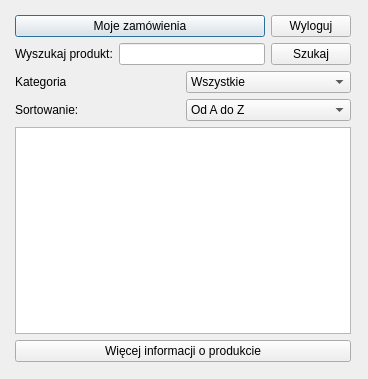
Above: Sklep/sklep.ui from AdriannaUrbanska/MusicStore before the change. Below: the same form after it.
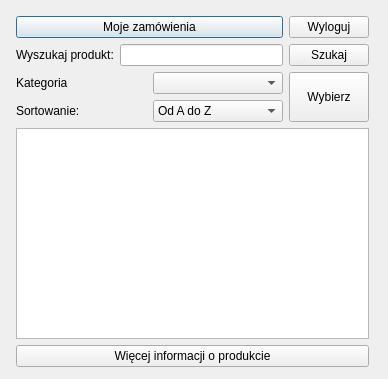
That is the form after the change.

What changed in the file:
```diff
--- a/Sklep/sklep.ui
+++ b/Sklep/sklep.ui
@@ -6,7 +6,7 @@
    <rect>
     <x>0</x>
     <y>0</y>
-    <width>368</width>
+    <width>388</width>
     <height>379</height>
    </rect>
   </property>
@@ -18,13 +18,13 @@
   </property>
   <property name="minimumSize">
    <size>
-    <width>368</width>
+    <width>388</width>
     <height>379</height>
    </size>
   </property>
   <property name="maximumSize">
    <size>
-    <width>368</width>
+    <width>388</width>
     <height>379</height>
    </size>
   </property>
@@ -34,13 +34,13 @@
   <widget class="QWidget" name="">
    <property name="geometry">
     <rect>
-     <x>15</x>
-     <y>15</y>
-     <width>336</width>
-     <height>347</height>
+     <x>16</x>
+     <y>16</y>
+     <width>353</width>
+     <height>351</height>
     </rect>
    </property>
-   <layout class="QVBoxLayout" name="verticalLayout">
+   <layout class="QVBoxLayout" name="verticalLayout_2">
     <item>
      <layout class="QHBoxLayout" name="horizontalLayout_4">
       <item>
@@ -87,6 +87,10 @@
      </layout>
     </item>
     <item>
+     <layout class="QHBoxLayout" name="horizontalLayout_5">
+      <item>
+       <layout class="QVBoxLayout" name="verticalLayout">
+        <item>
      <layout class="QHBoxLayout" name="horizontalLayout_2">
       <item>
        <widget class="QLabel" name="label_2">
@@ -96,33 +100,7 @@
        </widget>
       </item>
       <item>
-       <widget class="QComboBox" name="comboBox">
-        <item>
-         <property name="text">
-          <string>Wszystkie</string>
-         </property>
-        </item>
-        <item>
-         <property name="text">
-          <string>Dęte</string>
-         </property>
-        </item>
-        <item>
-         <property name="text">
-          <string>Klawiszowe</string>
-         </property>
-        </item>
-        <item>
-         <property name="text">
-          <string>Perkusyjne</string>
-         </property>
-        </item>
-        <item>
-         <property name="text">
-          <string>Smyczkowe</string>
-         </property>
-        </item>
-       </widget>
+           <widget class="QComboBox" name="kategoria"/>
       </item>
      </layout>
     </item>
@@ -147,6 +125,23 @@
           <string>Od Z do A</string>
          </property>
         </item>
+           </widget>
+          </item>
+         </layout>
+        </item>
+       </layout>
+      </item>
+      <item>
+       <widget class="QPushButton" name="wybierz">
+        <property name="sizePolicy">
+         <sizepolicy hsizetype="Maximum" vsizetype="Minimum">
+          <horstretch>0</horstretch>
+          <verstretch>0</verstretch>
+         </sizepolicy>
+        </property>
+        <property name="text">
+         <string>Wybierz</string>
+        </property>
        </widget>
       </item>
      </layout>
```
Left out of the diff: 2 changed lines with no effect on the pictures. Lines whose indentation alone changed are shown as unchanged.
